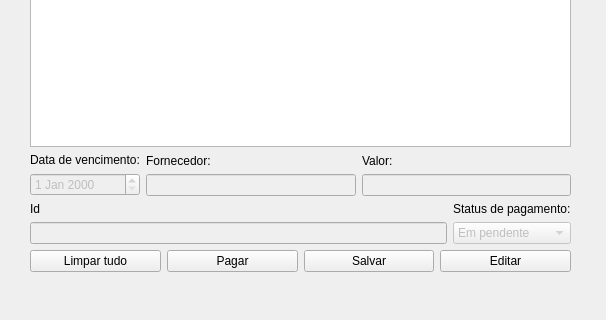
First picture: the form in ERP-Santander/faturas.ui, repository MatheusHrique/ERP-Santander, before the edit; both pictures show x 0 to 606 and y 229 to 549 of the 606 by 549 pixel window.
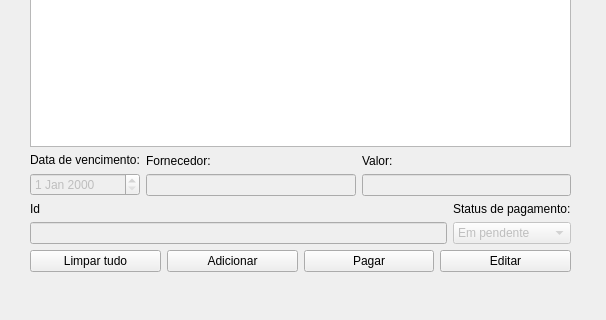
Second picture: the form after the edit.

Commit message: Quick patch em Faturas

Patch:
```diff
--- a/ERP-Santander/faturas.ui
+++ b/ERP-Santander/faturas.ui
@@ -279,16 +279,16 @@
          </widget>
         </item>
         <item>
-         <widget class="QPushButton" name="btnPagar">
+         <widget class="QPushButton" name="btnAdicionar">
           <property name="text">
-           <string>Pagar</string>
+           <string>Adicionar</string>
           </property>
          </widget>
         </item>
         <item>
-         <widget class="QPushButton" name="btnSalvar">
+         <widget class="QPushButton" name="btnPagar">
           <property name="text">
-           <string>Salvar</string>
+           <string>Pagar</string>
           </property>
          </widget>
         </item>
```
The commit also changes 8 other files.
